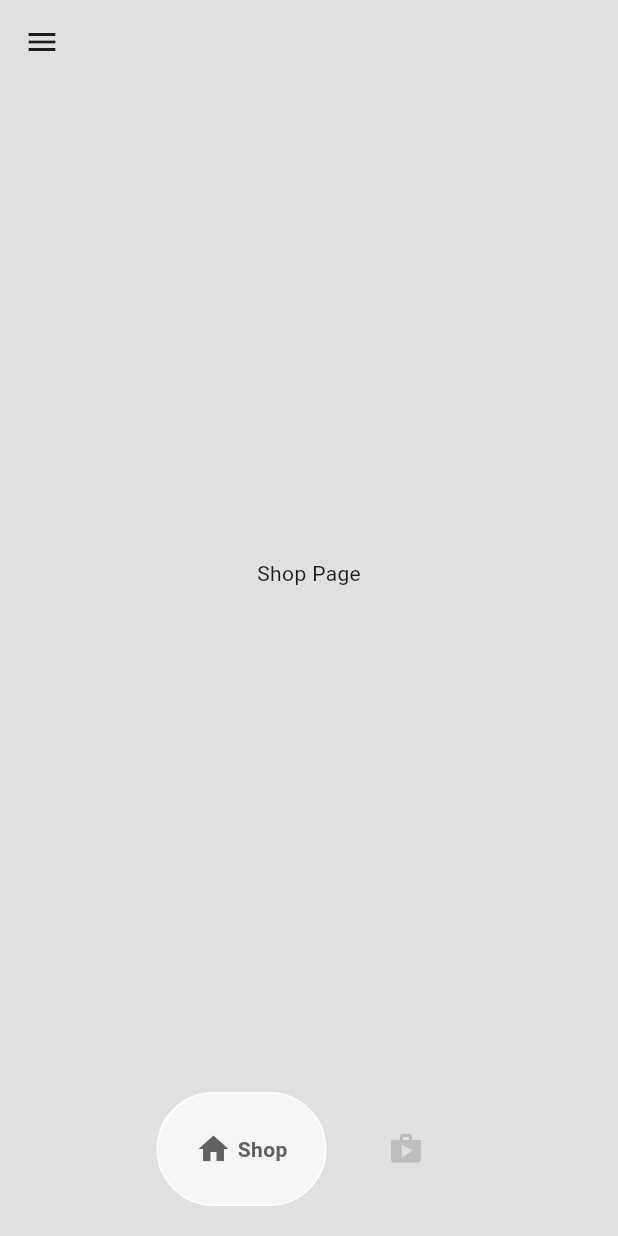
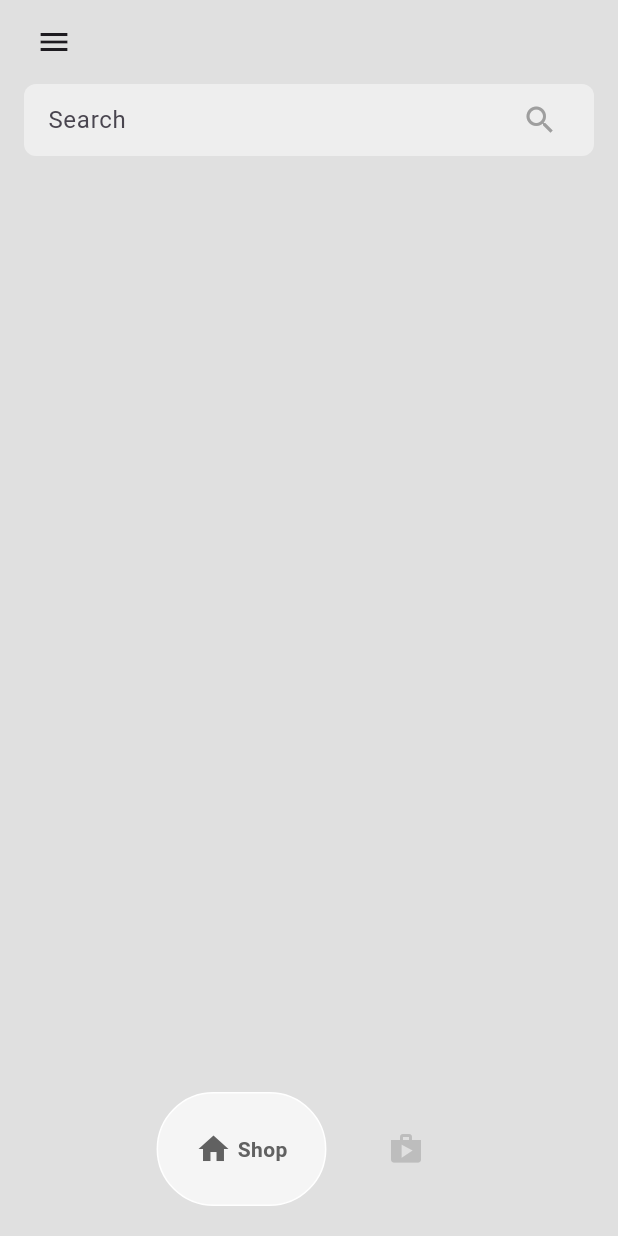
Before and after one commit to Neungzad/try_flutter, a Flutter app: the HomePage screen opened by its route, on a phone screen of 412 x 824 dp. Run offline on Flutter 3.47's test engine with Material 3 defaults, Android fonts, the phone set to English and light mode, and no system bars; drawn by our look-alikes of google_nav_bar.

Commit message:
feat: Add search bar for shop page

```diff
--- a/lib/pages/home_page.dart
+++ b/lib/pages/home_page.dart
@@ -31,11 +31,14 @@ class _HomePageState extends State<HomePage> {
       appBar: AppBar(
         backgroundColor: Colors.transparent,
         leading: Builder(builder: (context) {
-          return IconButton(
-            icon: const Icon(Icons.menu),
-            onPressed: () {
-              Scaffold.of(context).openDrawer();
-            },
+          return Padding(
+            padding: const EdgeInsets.only(left: 16.0),
+            child: IconButton(
+              icon: const Icon(Icons.menu),
+              onPressed: () {
+                Scaffold.of(context).openDrawer();
+              },
+            ),
           );
         }),
       ),
--- a/lib/pages/shop_page.dart
+++ b/lib/pages/shop_page.dart
@@ -10,10 +10,39 @@ class ShopPage extends StatefulWidget {
 class _ShopPageState extends State<ShopPage> {
   @override
   Widget build(BuildContext context) {
-    return Container(
-      child: const Center(
-        child: Text('Shop Page'),
-      ),
+    return Column(
+      children: [
+        // search bar
+        Container(
+          padding: const EdgeInsets.symmetric(vertical: 0, horizontal: 16),
+          margin: const EdgeInsets.symmetric(horizontal: 16),
+          decoration: BoxDecoration(
+            color: Colors.grey[200],
+            borderRadius: BorderRadius.circular(8),
+          ),
+          child: const Row(
+            children: [
+              Expanded(
+                child: TextField(
+                  decoration: InputDecoration(
+                    hintText: 'Search',
+                    border: InputBorder.none,
+                  ),
+                ),
+              ),
+              Icon(
+                Icons.search,
+                color: Colors.grey,
+              ),
+              SizedBox(width: 8),
+            ],
+          ),
+        )
+
+        // TODO: message
+
+        // TODO: products list
+      ],
     );
   }
 }
```
